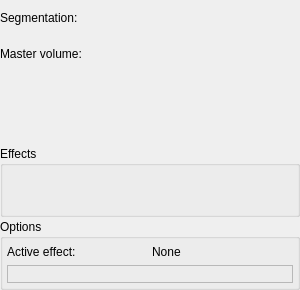
Qt form Segmentations/EditorEffects/Resources/UI/qMRMLSegmentEditorWidget.ui (nagyistge/slicerrt) before a commit.
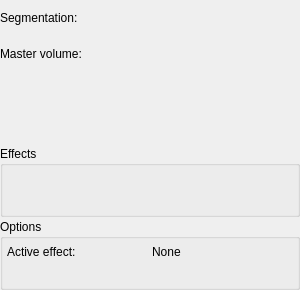
The same form after that commit. Custom widgets are drawn as their Qt base class.

The edit to the form file:
```diff
--- a/Segmentations/EditorEffects/Resources/UI/qMRMLSegmentEditorWidget.ui
+++ b/Segmentations/EditorEffects/Resources/UI/qMRMLSegmentEditorWidget.ui
@@ -101,7 +101,7 @@
       <item row="1" column="0" colspan="2">
        <widget class="QFrame" name="EffectOptionsFrame">
         <property name="frameShape">
-         <enum>QFrame::StyledPanel</enum>
+         <enum>QFrame::NoFrame</enum>
         </property>
         <property name="frameShadow">
          <enum>QFrame::Raised</enum>
```
